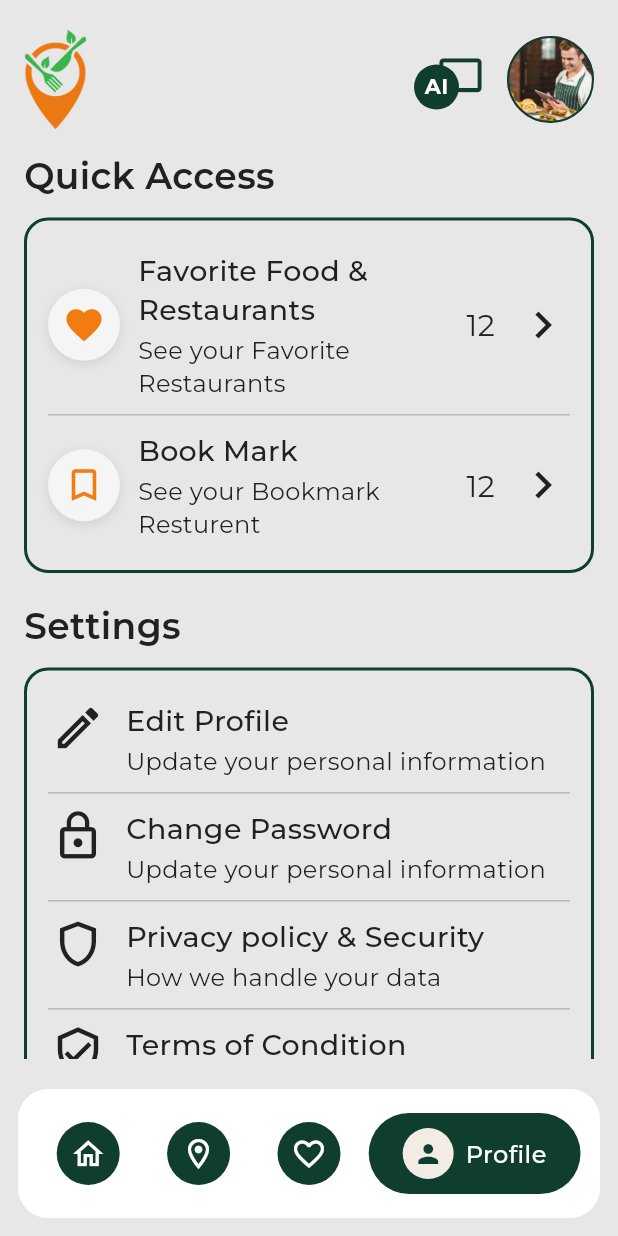
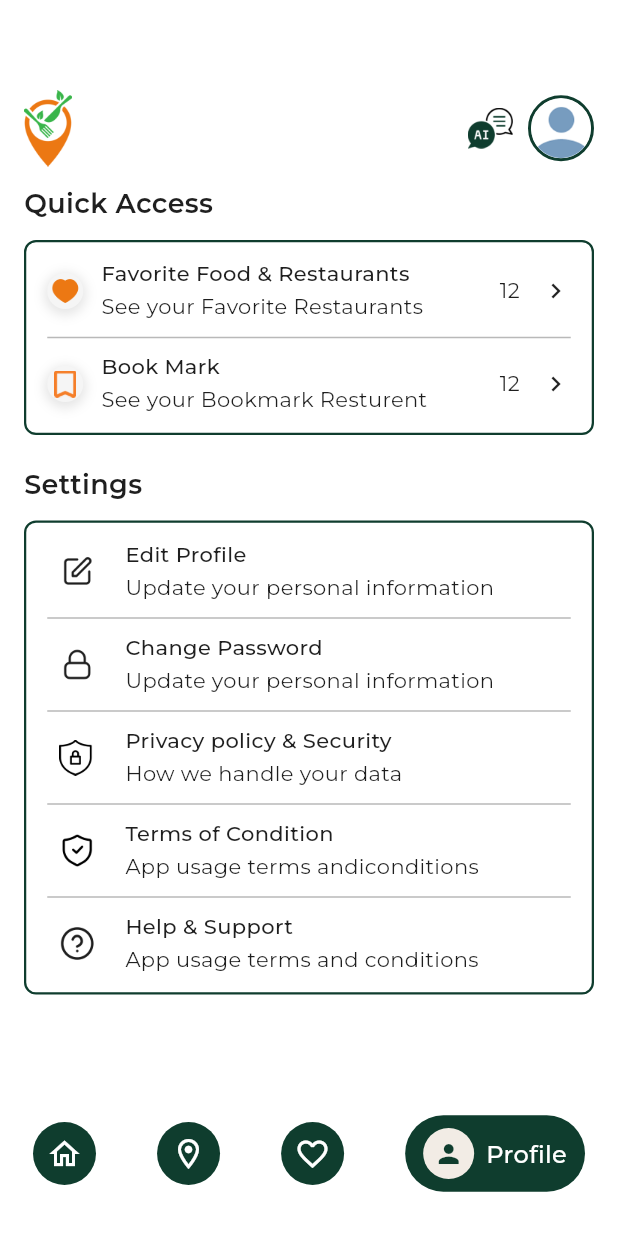
Before and after one commit to soykotrah12/flutter_kennygee, a Flutter app: the DashboardScreen screen opened directly with empty values, item 4 of the bottom bar chosen, on a phone screen of 412 x 824 dp. Run offline on Flutter 3.47's test engine with Material 3 defaults, Android fonts, the phone set to English and light mode, and no system bars; our stand-ins replace connectivity_plus, dartz, dio, equatable, file_picker, flutter_secure_storage and 4 more; missing offline and left inert: flutx_core; accounts and stored records are empty; statements that could not run were skipped; project files that could hold a hidden picture were left out.

Commit message:
Add new icon and image assets for terms, wishlist, and default profile
- Added terms.png icon to assets/icons
- Added wishlist.png icon to assets/icons
- Added defaultprofile.png image to assets/images

```diff
--- a/lib/core/common/constants/app_images.dart
+++ b/lib/core/common/constants/app_images.dart
@@ -5,6 +5,7 @@ class AppImages {
   static const String onboarding7logo = 'assets/icons/onboard7.png';
   static const String onboarding8logo = 'assets/icons/onboard8.png';
   static const String rolebackground = 'assets/images/background.png';
+  static const String defaultProfileImage = 'assets/images/defaultprofile.png';
 
   // Onboarding footer artworks
   static const String onboardingFooterUser1 = onboarding7logo;
@@ -37,4 +38,14 @@ class AppImages {
   static const String ai = 'assets/icons/ai.png';
   static const String event = 'assets/icons/event.png';
   static const String search = 'assets/icons/search.png';
+
+  // profile iconsicons
+  static const String wishlist = 'assets/icons/wishlist.png';
+  static const String bookmark = 'assets/icons/bookmark.png';
+  static const String editprofile = 'assets/icons/editprofile.png';
+  static const String changepassword = 'assets/icons/changepassword.png';
+  static const String privacypolicy = 'assets/icons/privacy.png';
+  static const String terms = 'assets/icons/terms.png';
+  static const String helpsupport = 'assets/icons/help.png';
+  static const String logout = 'assets/icons/logout.png';
 }
--- a/lib/core/common/widgets/app_scaffold.dart
+++ b/lib/core/common/widgets/app_scaffold.dart
@@ -86,7 +86,8 @@ class AppScaffold extends StatelessWidget {
       scrolledUnderElevation: 0,
       backgroundColor: Colors.transparent,
       toolbarHeight: toolbarHeight,
-      titleSpacing: titlespacing ?? 4,
+      titleSpacing: titlespacing ?? 00,
+      centerTitle: true,
 
       title: Column(
         crossAxisAlignment: CrossAxisAlignment.start,
@@ -101,6 +102,7 @@ class AppScaffold extends StatelessWidget {
               height: 1.0,
 
             ),
+            textAlign: TextAlign.center,
             softWrap: true,
             overflow: TextOverflow.visible,
             // maxLines: 2,
--- a/lib/core/common/widgets/bottomNavbar/screens/dashboard_screen.dart
+++ b/lib/core/common/widgets/bottomNavbar/screens/dashboard_screen.dart
@@ -69,29 +69,29 @@ class _DashboardScreenState extends State<DashboardScreen> {
             ),
             child: Obx(
               () => Row(
+  mainAxisAlignment: MainAxisAlignment.spaceBetween,
   children: List.generate(_controller.tabs.length, (index) {
     final tab = _controller.tabs[index];
     final isActive = _controller.currentIndex.value == index;
-                  final tabFlex = isActive ? 2 : 1;
-                  return Expanded(
-                    flex: tabFlex,
+
+    return GestureDetector(
+      onTap: () => _controller.changeIndex(index),
       child: AnimatedContainer(
-                      duration: const Duration(milliseconds: 220),
-                      curve: Curves.easeOut,
-                      margin: const EdgeInsets.symmetric(horizontal: 3),
-                      height: 54,
+        duration: const Duration(milliseconds: 300),
+        curve: Curves.easeInOut,
+        padding: EdgeInsets.symmetric(
+          horizontal: isActive ? 12 : 0,
+        ),
+        height: 51,
         decoration: BoxDecoration(
           color: isActive
               ? AppColors.primaryGreen
               : Colors.transparent,
           borderRadius: BorderRadius.circular(27),
         ),
-                      child: InkWell(
-                        borderRadius: BorderRadius.circular(27),
-                        onTap: () => _controller.changeIndex(index),
-                        child: Center(
         child: Row(
-                            mainAxisAlignment: MainAxisAlignment.center,
+          mainAxisSize: MainAxisSize.min,
+          crossAxisAlignment: CrossAxisAlignment.center,
           children: [
             Container(
               width: isActive ? 34 : 42,
@@ -110,15 +110,25 @@ class _DashboardScreenState extends State<DashboardScreen> {
                     : Colors.white,
               ),
             ),
-                              if (isActive) ...[
-                                const SizedBox(width: 8),
-                                Flexible(
-                                  child: FittedBox(
-                                    fit: BoxFit.scaleDown,
-                                    alignment: Alignment.centerLeft,
+            AnimatedSwitcher(
+              duration: const Duration(milliseconds: 250),
+              transitionBuilder: (child, animation) {
+                return FadeTransition(
+                  opacity: animation,
+                  child: SizeTransition(
+                    sizeFactor: animation,
+                    axis: Axis.horizontal,
+                    child: child,
+                  ),
+                );
+              },
+              child: isActive
+                  ? Padding(
+                      key: const ValueKey('label'),
+                      padding: const EdgeInsets.only(left: 8),
+                      child: Center(
                         child: Text(
                           tab.label,
-                                      maxLines: 1,
                           style: const TextStyle(
                             color: Colors.white,
                             fontSize: 16,
@@ -126,16 +136,15 @@ class _DashboardScreenState extends State<DashboardScreen> {
                           ),
                         ),
                       ),
+                    )
+                  : const SizedBox.shrink(),
             ),
           ],
-                            ],
-                          ),
-                        ),
         ),
       ),
     );
   }),
-              ),
+)
             ),
           ),
         ),
--- a/lib/core/theme/app_colors.dart
+++ b/lib/core/theme/app_colors.dart
@@ -10,8 +10,8 @@ class AppColors {
   static const Color primaryWhite = Color(0xFFFFFFFF);
 
   // App Neutrals
-  static const Color appBackground = Color(0xFFE7E7E7);
-  static const Color textBlack = Color(0xFF202124);
+  static const Color appBackground = Color(0xFFFFFFFF);
+  static const Color textBlack = Color(0xFF1F1F1F);
   static const Color textGrey = Color(0xFF7D7D7D);
   static const Color subTextGrey = Color(0xFF707070);
   static const Color inputBackground = Color(0xFFE7E7E7);
--- a/lib/feature/home/presentation/screens/home_screen.dart
+++ b/lib/feature/home/presentation/screens/home_screen.dart
@@ -13,11 +13,10 @@ class HomeScreen extends StatelessWidget {
       useSafeArea: true,
       isScrollable: true,
       backgroundColor: AppColors.appBackground,
-      bodyPadding: const EdgeInsets.fromLTRB(16, 16, 16, 24),
+      bodyPadding: const EdgeInsets.fromLTRB(16, 60, 16, 24),
       body: Column(
         crossAxisAlignment: CrossAxisAlignment.start,
         children: [
-          const SizedBox(height: 24),
           Row(
             children: [
               Image.asset(
--- a/lib/feature/profile/presentation/screens/logout_confirm_screen.dart
+++ b/lib/feature/profile/presentation/screens/logout_confirm_screen.dart
@@ -16,50 +16,26 @@ class LogoutConfirmScreen extends StatelessWidget {
       useSafeArea: true,
       isScrollable: false,
       backgroundColor: AppColors.appBackground,
-      bodyPadding: const EdgeInsets.fromLTRB(16, 28, 16, 24),
+      bodyPadding: const EdgeInsets.fromLTRB(16, 16, 16, 24),
+      appBarTitle: 'Log out',
+
       body: Column(
         crossAxisAlignment: CrossAxisAlignment.start,
         children: [
-          Row(
-            children: [
-              IconButton(
-                onPressed: Get.back,
-                icon: const Icon(
-                  Icons.arrow_back_ios_new,
-                  size: 30,
-                  color: AppColors.textBlack,
-                ),
-              ),
-              const Expanded(
-                child: Text(
-                  'Log out',
-                  textAlign: TextAlign.center,
-                  style: TextStyle(
-                    color: AppColors.textBlack,
-                    fontSize: 24,
-                    fontWeight: FontWeight.w600,
-                    fontFamily: 'Montserrat',
-                  ),
-                ),
-              ),
-              const SizedBox(width: 42),
-            ],
-          ),
-          const SizedBox(height: 38),
           Container(
             width: double.infinity,
-            padding: const EdgeInsets.fromLTRB(16, 28, 16, 22),
+            padding: const EdgeInsets.fromLTRB(16, 16, 16, 22),
             decoration: BoxDecoration(
-              borderRadius: BorderRadius.circular(14),
-              border: Border.all(color: AppColors.primaryGreen, width: 1.8),
+              borderRadius: BorderRadius.circular(8),
+              border: Border.all(color: AppColors.primaryGreen, width: 1.5),
             ),
             child: Column(
               children: [
                 const Text(
                   'Are you sure to log out?',
                   style: TextStyle(
-                    color: Colors.black,
-                    fontSize: 22,
+                    color: AppColors.textBlack ,
+                    fontSize: 16,
                     fontWeight: FontWeight.w600,
                     fontFamily: 'Montserrat',
                   ),
@@ -74,9 +50,9 @@ class LogoutConfirmScreen extends StatelessWidget {
                               ? null
                               : Get.back,
                           child: Container(
-                            height: 68,
+                            height: 51,
                             decoration: BoxDecoration(
-                              borderRadius: BorderRadius.circular(16),
+                              borderRadius: BorderRadius.circular(8),
                               border: Border.all(
                                 color: const Color(0xFFFF173D),
                                 width: 2,
@@ -87,7 +63,7 @@ class LogoutConfirmScreen extends StatelessWidget {
                                 'Cancel',
                                 style: TextStyle(
                                   color: Color(0xFFFF173D),
-                                  fontSize: 22,
+                                  fontSize: 16,
                                   fontWeight: FontWeight.w500,
                                   fontFamily: 'Montserrat',
                                 ),
@@ -103,10 +79,10 @@ class LogoutConfirmScreen extends StatelessWidget {
                               ? null
                               : flowController.logoutFromApi,
                           child: Container(
-                            height: 68,
+                            height: 51,
                             decoration: BoxDecoration(
                               color: const Color(0xFFFF123D),
-                              borderRadius: BorderRadius.circular(16),
+                              borderRadius: BorderRadius.circular(8),
                               boxShadow: const [
                                 BoxShadow(
                                   color: Color(0x33000000),
@@ -129,7 +105,7 @@ class LogoutConfirmScreen extends StatelessWidget {
                                       'Log out',
                                       style: TextStyle(
                                         color: Colors.white,
-                                        fontSize: 22,
+                                        fontSize: 16,
                                         fontWeight: FontWeight.w500,
                                         fontFamily: 'Montserrat',
                                       ),
--- a/lib/feature/profile/presentation/screens/profile_screen.dart
+++ b/lib/feature/profile/presentation/screens/profile_screen.dart
@@ -18,7 +18,7 @@ class ProfileScreen extends StatelessWidget {
       useSafeArea: true,
       isScrollable: false,
       backgroundColor: AppColors.appBackground,
-      bodyPadding: const EdgeInsets.fromLTRB(16, 20, 16, 20),
+      bodyPadding: const EdgeInsets.fromLTRB(16, 60, 16, 24),
       body: LayoutBuilder(
         builder: (context, constraints) {
           return SingleChildScrollView(
@@ -32,68 +32,43 @@ class ProfileScreen extends StatelessWidget {
             children: [
               Image.asset(
                 AppImages.appLogo,
-                        width: 42,
-                        height: 66,
+                width: 32,
+                height: 51,
                 fit: BoxFit.contain,
               ),
               const Spacer(),
-                      Stack(
-                        clipBehavior: Clip.none,
-                        children: [
-                          const Icon(
-                            Icons.chat_bubble_outline,
-                            size: 34,
-                            color: AppColors.primaryGreen,
-                          ),
-                          Positioned(
-                            left: -14,
-                            bottom: -3,
-                            child: Container(
+              Image.asset(
+                AppImages.ai,
                 width: 30,
                 height: 30,
-                              decoration: const BoxDecoration(
-                                color: AppColors.primaryGreen,
-                                shape: BoxShape.circle,
+                fit: BoxFit.contain,
               ),
-                              child: const Center(
-                                child: Text(
-                                  'AI',
-                                  style: TextStyle(
-                                    color: Colors.white,
-                                    fontSize: 14,
-                                    fontWeight: FontWeight.w700,
-                                    fontFamily: 'Montserrat',
-                                  ),
-                                ),
-                              ),
-                            ),
-                          ),
-                        ],
-                      ),
-                      const SizedBox(width: 14),
+              const SizedBox(width: 10),
               Container(
-                        width: 58,
-                        height: 58,
+  width: 44,
+  height: 44,
   decoration: BoxDecoration(
     shape: BoxShape.circle,
     border: Border.all(
       color: AppColors.primaryGreen,
-                            width: 1.4,
+      width: 2,
     ),
-                          image: const DecorationImage(
-                            image: AssetImage(AppImages.ownerOnboarding1),
+  ),
+  child: ClipOval(
+    child: Image.asset(
+      AppImages.defaultProfileImage,
       fit: BoxFit.cover,
     ),
   ),
 ),
             ],
           ),
-                  const SizedBox(height: 20),
+          const SizedBox(height: 16),
                   const Text(
                     'Quick Access',
                     style: TextStyle(
                       color: AppColors.textBlack,
-                      fontSize: 24,
+                      fontSize: 18,
                       fontWeight: FontWeight.w600,
                       fontFamily: 'Montserrat',
                       height: 0.95,
@@ -103,7 +78,7 @@ class ProfileScreen extends StatelessWidget {
                   const _SectionCard(
                     children: [
                       _QuickAccessRow(
-                        icon: Icons.favorite,
+                        icon: AppImages.wishlist,
                         iconColor: AppColors.primaryOrange,
                         title: 'Favorite Food & Restaurants',
                         subtitle: 'See your Favorite Restaurants',
@@ -111,7 +86,7 @@ class ProfileScreen extends StatelessWidget {
                       ),
                       Divider(color: Color(0xFFB9B9B9), height: 1),
                       _QuickAccessRow(
-                        icon: Icons.bookmark_border,
+                        icon: AppImages.bookmark,
                         iconColor: AppColors.primaryOrange,
                         title: 'Book Mark',
                         subtitle: 'See your Bookmark Resturent',
@@ -124,7 +99,7 @@ class ProfileScreen extends StatelessWidget {
                     'Settings',
                     style: TextStyle(
                       color: AppColors.textBlack,
-                      fontSize: 24,
+                      fontSize: 18,
                       fontWeight: FontWeight.w600,
                       fontFamily: 'Montserrat',
                       height: 0.95,
@@ -134,60 +109,60 @@ class ProfileScreen extends StatelessWidget {
                   const _SectionCard(
                     children: [
                       _SettingsRow(
-                        icon: Icons.edit_outlined,
+                        icon: AppImages.editprofile,
                         title: 'Edit Profile',
                         subtitle: 'Update your personal information',
                       ),
                       Divider(color: Color(0xFFB9B9B9), height: 1),
                       _SettingsRow(
-                        icon: Icons.lock_outline,
+                        icon: AppImages.changepassword,
                         title: 'Change Password',
                         subtitle: 'Update your personal information',
                       ),
                       Divider(color: Color(0xFFB9B9B9), height: 1),
                       _SettingsRow(
-                        icon: Icons.shield_outlined,
+                        icon: AppImages.privacypolicy,
                         title: 'Privacy policy & Security',
                         subtitle: 'How we handle your data',
                       ),
                       Divider(color: Color(0xFFB9B9B9), height: 1),
                       _SettingsRow(
-                        icon: Icons.verified_user_outlined,
+                        icon: AppImages.terms,
                         title: 'Terms of Condition',
-                        subtitle: 'App usage terms and conditions',
+                        subtitle: 'App usage terms andiconditions',
                       ),
                       Divider(color: Color(0xFFB9B9B9), height: 1),
                       _SettingsRow(
-                        icon: Icons.help_outline,
+                        icon: AppImages.helpsupport,
                         title: 'Help & Support',
                         subtitle: 'App usage terms and conditions',
                       ),
                     ],
                   ),
-                  const SizedBox(height: 24),
+                  const SizedBox(height: 70),
                   GestureDetector(
                     onTap: () => Get.to(() => const LogoutConfirmScreen()),
                     child: Container(
-                      height: 72,
+                      height: 51,
                       width: double.infinity,
                       decoration: BoxDecoration(
                         color: AppColors.primaryGreen,
-                        borderRadius: BorderRadius.circular(18),
+                        borderRadius: BorderRadius.circular(8),
                       ),
                       child: const Row(
                         mainAxisAlignment: MainAxisAlignment.center,
                         children: [
                           Icon(
                             Icons.logout,
-                            size: 36,
+                            size: 20,
                             color: Colors.white,
                           ),
-                          SizedBox(width: 14),
+                          SizedBox(width: 10),
                           Text(
                             'Log Out',
                             style: TextStyle(
                               color: Colors.white,
-                              fontSize: 20,
+                              fontSize: 14,
                               fontWeight: FontWeight.w500,
                               fontFamily: 'Montserrat',
                             ),
@@ -228,10 +203,10 @@ class _SectionCard extends StatelessWidget {
   Widget build(BuildContext context) {
     return Container(
       width: double.infinity,
-      padding: const EdgeInsets.symmetric(horizontal: 14, vertical: 10),
+      padding: const EdgeInsets.symmetric(horizontal: 14, vertical: 2),
       decoration: BoxDecoration(
-        borderRadius: BorderRadius.circular(16),
-        border: Border.all(color: AppColors.primaryGreen, width: 2),
+        borderRadius: BorderRadius.circular(8),
+        border: Border.all(color: AppColors.primaryGreen, width: 1.5),
       ),
       child: Column(children: children),
     );
@@ -247,7 +222,7 @@ class _QuickAccessRow extends StatelessWidget {
     required this.count,
   });
 
-  final IconData icon;
+  final String icon;
   final Color iconColor;
   final String title;
   final String subtitle;
@@ -260,8 +235,8 @@ class _QuickAccessRow extends StatelessWidget {
       child: Row(
         children: [
           Container(
-            width: 48,
-            height: 48,
+            width: 24,
+            height: 24,
             decoration: const BoxDecoration(
               color: Color(0xFFF5F5F5),
               shape: BoxShape.circle,
@@ -269,11 +244,19 @@ class _QuickAccessRow extends StatelessWidget {
                 BoxShadow(
         color: Color(0x1A000000),
         blurRadius: 6,
+        spreadRadius: 2,
         offset: Offset(0, 2),
       ),
               ],
             ),
-            child: Icon(icon, color: iconColor, size: 28),
+            child: Center(
+              child: Image.asset(
+                icon,
+                width: 18,
+                height: 18,
+                fit: BoxFit.contain,
+              ),
+            ),
           ),
           const SizedBox(width: 12),
           Expanded(
@@ -284,7 +267,7 @@ class _QuickAccessRow extends StatelessWidget {
                   title,
                   style: const TextStyle(
                     color: AppColors.textBlack,
-                    fontSize: 19,
+                    fontSize: 14,
                     fontWeight: FontWeight.w500,
                     fontFamily: 'Montserrat',
                   ),
@@ -294,7 +277,7 @@ class _QuickAccessRow extends StatelessWidget {
                   subtitle,
                   style: const TextStyle(
                     color: AppColors.textBlack,
-                    fontSize: 16,
+                    fontSize: 14,
                     fontWeight: FontWeight.w400,
                     fontFamily: 'Montserrat',
                   ),
@@ -307,13 +290,13 @@ class _QuickAccessRow extends StatelessWidget {
             count,
             style: const TextStyle(
               color: AppColors.textBlack,
-              fontSize: 20,
+              fontSize: 14,
               fontWeight: FontWeight.w400,
               fontFamily: 'Montserrat',
             ),
           ),
           const SizedBox(width: 14),
-          const Icon(Icons.chevron_right, size: 36, color: AppColors.textBlack),
+          const Icon(Icons.chevron_right, size: 20, color: AppColors.textBlack),
         ],
       ),
     );
@@ -327,20 +310,31 @@ class _SettingsRow extends StatelessWidget {
     required this.subtitle,
   });
 
-  final IconData icon;
+
   final String title;
   final String subtitle;
+  final String icon;
 
   @override
   Widget build(BuildContext context) {
     return Padding(
       padding: const EdgeInsets.symmetric(vertical: 10),
       child: Row(
-        crossAxisAlignment: CrossAxisAlignment.start,
+  crossAxisAlignment: CrossAxisAlignment.center,
   children: [
     SizedBox(
       width: 40,
-            child: Icon(icon, size: 36, color: AppColors.textBlack),
+      child: SizedBox(
+  width: 40,
+  child: Center(
+    child: Image.asset(
+      icon,
+      width: 24,
+      height: 24,
+      fit: BoxFit.contain,
+    ),
+  ),
+),
     ),
     const SizedBox(width: 12),
     Expanded(
@@ -351,7 +345,7 @@ class _SettingsRow extends StatelessWidget {
             title,
             style: const TextStyle(
               color: AppColors.textBlack,
-                    fontSize: 19,
+              fontSize: 14,
               fontWeight: FontWeight.w500,
               fontFamily: 'Montserrat',
             ),
@@ -361,7 +355,7 @@ class _SettingsRow extends StatelessWidget {
             subtitle,
             style: const TextStyle(
               color: AppColors.textBlack,
-                    fontSize: 16,
+              fontSize: 14,
               fontWeight: FontWeight.w400,
               fontFamily: 'Montserrat',
             ),
```
Also changed, not shown: assets/icons/bookmark.png (added), assets/icons/changepassword.png (added), assets/icons/editprofile.png (added), assets/icons/help.png (added), assets/icons/logout.png (added), assets/icons/privacy.png (added), assets/icons/terms.png (added), assets/icons/wishlist.png (added), assets/images/defaultprofile.png (added), 1 other file. Lines whose indentation alone changed are shown as unchanged.
